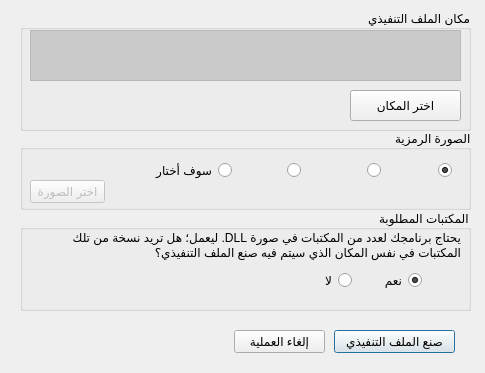
baronleonardo/kalimat, file kalimat/makeexedlg.ui: the form before one commit.
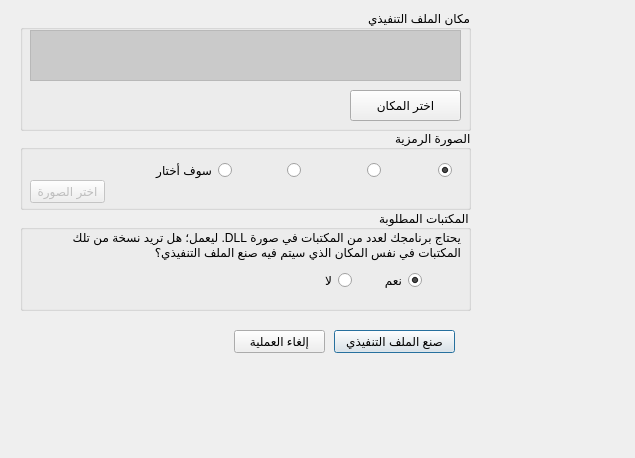
The form after the commit. Icons and pictures are not drawn.

```diff
--- a/kalimat/makeexedlg.ui
+++ b/kalimat/makeexedlg.ui
@@ -6,8 +6,8 @@
    <rect>
     <x>0</x>
     <y>0</y>
-    <width>485</width>
-    <height>373</height>
+    <width>635</width>
+    <height>458</height>
    </rect>
   </property>
   <property name="windowTitle">
```
